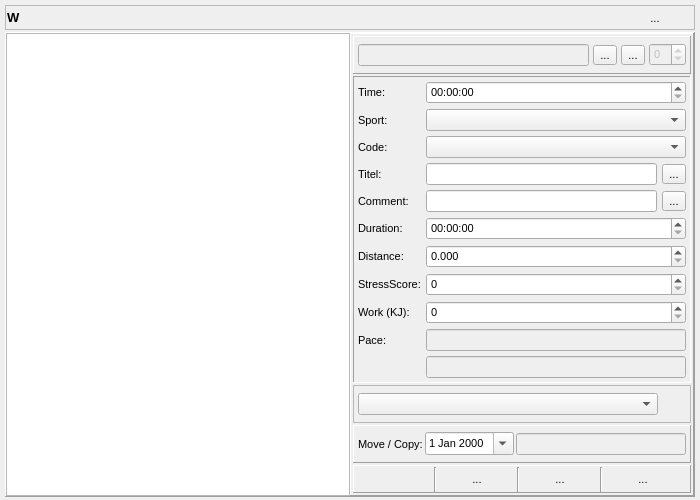
Tria-Andy/WorkoutEditor, file day_popup.ui: the form before one commit.
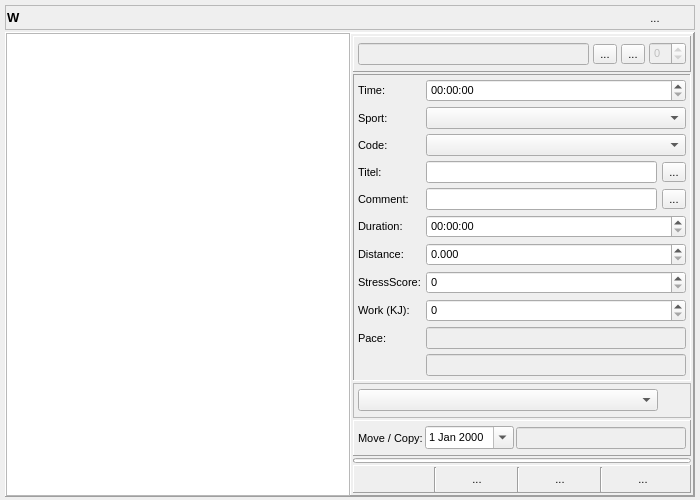
The form after the commit. Icons and pictures are not drawn.

```diff
--- a/day_popup.ui
+++ b/day_popup.ui
@@ -694,6 +694,22 @@
            </layout>
           </widget>
          </item>
+         <item>
+          <widget class="QProgressBar" name="progressBar_save">
+           <property name="maximumSize">
+            <size>
+             <width>16777215</width>
+             <height>5</height>
+            </size>
+           </property>
+           <property name="value">
+            <number>0</number>
+           </property>
+           <property name="textVisible">
+            <bool>false</bool>
+           </property>
+          </widget>
+         </item>
          <item>
           <widget class="QFrame" name="frame_target">
            <property name="minimumSize">
```
